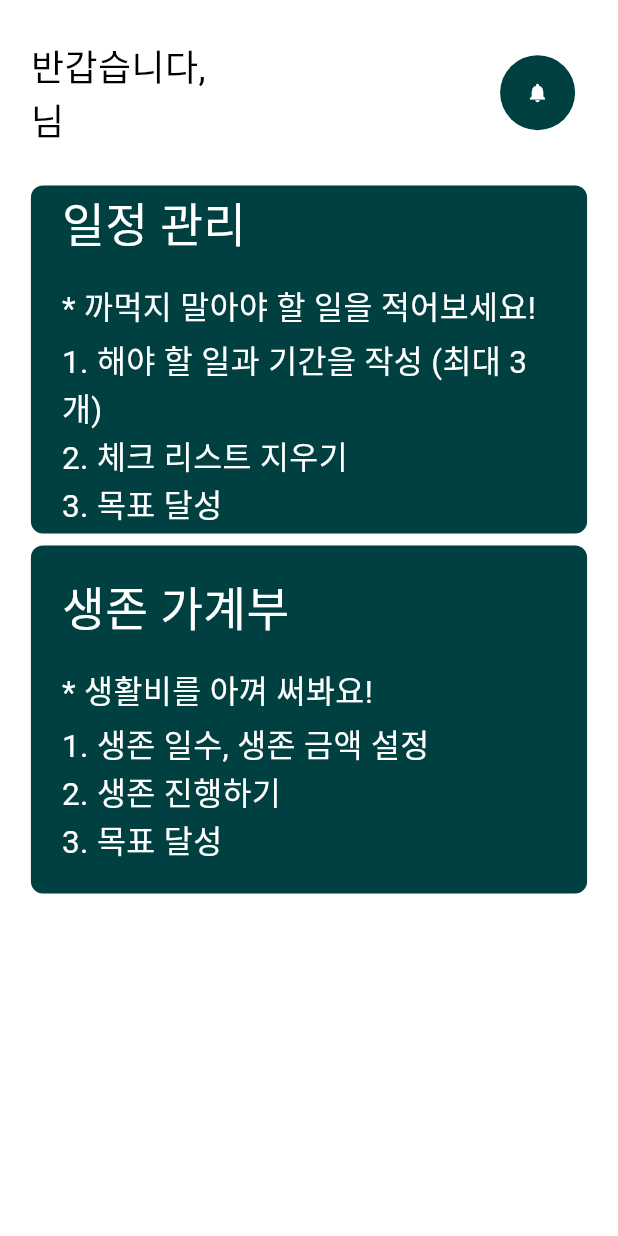
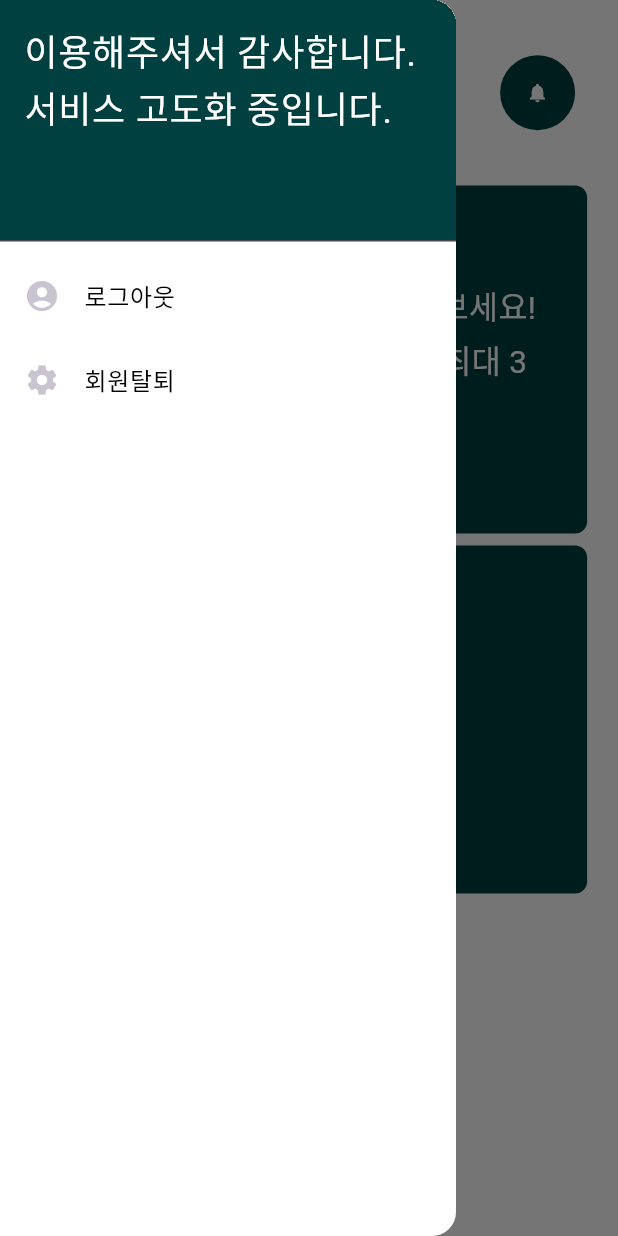
Before and after one commit to lepenseur-kjh/dkvjeh-flutter, a Flutter app: the HomePage screen opened directly, with the side drawer open (before the commit the screen has no drawer), on a phone screen of 412 x 824 dp. Run offline on Flutter 3.47's test engine with Material 3 defaults, Android fonts, the phone set to English and light mode, and no system bars; drawn by our look-alikes of skeletonizer; our stand-ins replace cloud_firestore, dartz, firebase_auth, firebase_core, firebase_messaging, flutter_bloc and 9 more; missing offline and left inert: kakao_flutter_sdk_user; accounts and stored records are empty; generated files the repository leaves out were written again; Roboto replaces fonts that are missing (EastSeaDokdo).

Commit message:
Fix: 예산 범위 수정 및 로그아웃 추가

```diff
--- a/lib/data/auth/repository/auth_repository_impl.dart
+++ b/lib/data/auth/repository/auth_repository_impl.dart
@@ -38,4 +38,9 @@ class AuthRepositoryImpl extends AuthRepository {
   Future<Either> updateFcmToken(UpdateFcmCommand command) async {
     return await sl<AuthFirebaseService>().updateFcmToken(command);
   }
+
+  @override
+  Future<Either> logout() async {
+    return await sl<AuthFirebaseService>().logout();
+  }
 }
--- a/lib/data/auth/source/auth_firebase_service.dart
+++ b/lib/data/auth/source/auth_firebase_service.dart
@@ -11,6 +11,7 @@ abstract class AuthFirebaseService {
   Future<Either> signIn(UserSignInRequest request);
   Future<Either> getUser();
   Future<Either> updateFcmToken(UpdateFcmCommand command);
+  Future<Either> logout();
 }
 
 class AuthFirebaseServiceImpl extends AuthFirebaseService {
@@ -110,4 +111,14 @@ class AuthFirebaseServiceImpl extends AuthFirebaseService {
       return const Left("다시 시도해주세요.");
     }
   }
+
+  @override
+  Future<Either> logout() async {
+    try {
+      await FirebaseAuth.instance.signOut();
+      return const Right("로그아웃 성공");
+    } catch (e) {
+      return const Left("다시 시도해주세요.");
+    }
+  }
 }
--- a/lib/domain/auth/repository/auth_repository.dart
+++ b/lib/domain/auth/repository/auth_repository.dart
@@ -9,4 +9,5 @@ abstract class AuthRepository {
   Future<Either> signIn(UserSignInRequest request);
   Future<Either> getUser();
   Future<Either> updateFcmToken(UpdateFcmCommand command);
+  Future<Either> logout();
 }
--- /dev/null
+++ b/lib/domain/auth/usecases/logout.dart
@@ -0,0 +1,11 @@
+import 'package:dartz/dartz.dart';
+import 'package:dkejvh/core/usecase/usecase.dart';
+import 'package:dkejvh/domain/auth/repository/auth_repository.dart';
+import 'package:dkejvh/service_locator.dart';
+
+class LogoutUseCase extends UseCase<Either, dynamic> {
+  @override
+  Future<Either> call({dynamic params}) async {
+    return await sl<AuthRepository>().logout();
+  }
+}
--- a/lib/presentation/home/pages/add_budget_page.dart
+++ b/lib/presentation/home/pages/add_budget_page.dart
@@ -8,6 +8,7 @@ import 'package:dkejvh/data/budget/models/add_budget_command.dart';
 import 'package:dkejvh/domain/budget/usecases/add_budget.dart';
 import 'package:dkejvh/presentation/home/pages/budget_page.dart';
 import 'package:dkejvh/service_locator.dart';
+import 'package:dkejvh/social_login.dart';
 import 'package:flutter/material.dart';
 import 'package:flutter_bloc/flutter_bloc.dart';
 
@@ -77,7 +78,7 @@ class AddBudgetPage extends StatelessWidget {
     return TextField(
       controller: _livingDaysCon,
       keyboardType: TextInputType.number,
-      decoration: const InputDecoration(hintText: "생존 일수를 입력해주세요. (예: 10)"),
+      decoration: const InputDecoration(hintText: "생존 일수를 입력해주세요. (예: 7)"),
       style: const TextStyle(
         fontSize: 21,
         color: Colors.white,
@@ -107,8 +108,24 @@ class AddBudgetPage extends StatelessWidget {
           builder: (context) {
             return BasicReactiveButton(
               onPressed: () {
-                // TODO: 0보다 작은 값 입력 시, 방지
-                // TODO: 값 입력 없이 완료 버튼 누를 때, 방지
+                if (_livingDaysCon.text == '') {
+                  showToast("생존 일수를 입력해주세요.");
+                  return;
+                }
+                if (_livingBudgetCon.text == '') {
+                  showToast("생존 금액을 입력해주세요.");
+                  return;
+                }
+                if (int.parse(_livingDaysCon.text).abs() < 0 ||
+                    int.parse(_livingDaysCon.text).abs() > 7) {
+                  showToast("생존 일수는 1 ~ 7일로 설정해주세요.");
+                  return;
+                }
+                if (int.parse(_livingBudgetCon.text).abs() < 1000 ||
+                    int.parse(_livingBudgetCon.text).abs() > 1000000) {
+                  showToast("생존 금액은 천원 ~ 백만원으로 설정해주세요.");
+                  return;
+                }
                 context.read<ButtonStateCubit>().execute(
                     usecase: sl<AddBudgetUsecase>(),
                     params: AddBudgetCommand(
--- a/lib/presentation/home/pages/home_page.dart
+++ b/lib/presentation/home/pages/home_page.dart
@@ -1,9 +1,14 @@
+import 'package:dkejvh/common/helper/navigator/app_navigator.dart';
 import 'package:dkejvh/core/configs/theme/app_colors.dart';
 import 'package:dkejvh/domain/auth/entities/user.dart';
+import 'package:dkejvh/domain/auth/usecases/logout.dart';
+import 'package:dkejvh/presentation/auth/pages/sign_in_page.dart';
 import 'package:dkejvh/presentation/home/bloc/userinfo_cubit.dart';
 import 'package:dkejvh/presentation/home/bloc/userinfo_state.dart';
 import 'package:dkejvh/presentation/home/widgets/budget_card.dart';
 import 'package:dkejvh/presentation/home/widgets/schedule_card.dart';
+import 'package:dkejvh/service_locator.dart';
+import 'package:dkejvh/social_login.dart';
 import 'package:flutter/material.dart';
 import 'package:flutter_bloc/flutter_bloc.dart';
 import 'package:skeletonizer/skeletonizer.dart';
@@ -35,6 +40,58 @@ class HomePage extends StatelessWidget {
               ),
             ],
           ),
+        ),
+      ),
+      drawer: Drawer(
+        backgroundColor: Colors.white,
+        child: ListView(
+          // padding: EdgeInsets.zero,
+          children: <Widget>[
+            const DrawerHeader(
+              decoration: BoxDecoration(
+                color: AppColors.primary,
+              ),
+              child: Text(
+                '이용해주셔서 감사합니다.\n서비스 고도화 중입니다.',
+                style: TextStyle(
+                  color: Colors.white,
+                  fontSize: 24,
+                ),
+              ),
+            ),
+            ListTile(
+              leading: const Icon(Icons.account_circle),
+              title: const Text(
+                '로그아웃',
+                style: TextStyle(
+                  color: Colors.black,
+                  fontSize: 16,
+                ),
+              ),
+              onTap: () async {
+                var resp = await sl<LogoutUseCase>().call();
+                resp.fold((error) {
+                  showToast(error);
+                  return;
+                }, (data) {
+                  AppNavigator.pushReplacement(context, const SignInPage());
+                });
+              },
+            ),
+            ListTile(
+              leading: const Icon(Icons.settings),
+              title: const Text(
+                '회원탈퇴',
+                style: TextStyle(
+                  color: Colors.black,
+                  fontSize: 16,
+                ),
+              ),
+              onTap: () {
+                showToast("고객센터에 문의해주세요.");
+              },
+            ),
+          ],
         ),
       ),
     );
@@ -96,7 +153,8 @@ class HomePage extends StatelessWidget {
   Widget _headerNotification(BuildContext context) {
     return IconButton(
         onPressed: () {
-          // TODO: 알림 페이지 이동
+          // 드로어 열기
+          Scaffold.of(context).openDrawer();
         },
         icon: Container(
           height: 50,
--- a/lib/presentation/home/widgets/budget_alert.dart
+++ b/lib/presentation/home/widgets/budget_alert.dart
@@ -1,4 +1,5 @@
 import 'package:dkejvh/core/configs/theme/app_colors.dart';
+import 'package:dkejvh/social_login.dart';
 import 'package:flutter/material.dart';
 
 class BudgetAlert extends StatelessWidget {
@@ -52,6 +53,14 @@ class BudgetAlert extends StatelessWidget {
                   int? useBudget = _useBudgetCon.text.isNotEmpty
                       ? int.parse(_useBudgetCon.text)
                       : null;
+                  if (useBudget == null) {
+                    showToast("사용 금액을 입력해주세요.");
+                    return;
+                  }
+                  if (useBudget <= 0) {
+                    showToast("0보다 큰 금액을 입력해주세요.");
+                    return;
+                  }
                   Navigator.of(context).pop(useBudget);
                 },
                 style: ElevatedButton.styleFrom(
--- a/lib/presentation/splash/bloc/splash_cubit.dart
+++ b/lib/presentation/splash/bloc/splash_cubit.dart
@@ -6,6 +6,7 @@ import 'package:dkejvh/push_notification.dart';
 import 'package:dkejvh/service_locator.dart';
 import 'package:firebase_messaging/firebase_messaging.dart';
 import 'package:flutter_bloc/flutter_bloc.dart';
+// import 'package:flutter_dotenv/flutter_dotenv.dart';
 
 class SplashCubit extends Cubit<SplashState> {
   SplashCubit() : super(DisplaySplash());
@@ -15,7 +16,9 @@ class SplashCubit extends Cubit<SplashState> {
     var isLogin = await sl<IsLoggedInUsecase>().call();
     if (isLogin) {
       // 로그인 시, FCM 토큰 업데이트
-      String? fcmToken = await FirebaseMessaging.instance.getToken();
+      // final vapidKey = dotenv.env["VAPIDKEY"];
+      final fcmToken = await FirebaseMessaging.instance.getToken();
+      print("fcmToken: $fcmToken");
       String mobileOS = getMobileOS();
       await sl<UpdateFcmTokenUseCase>().call(
           params: UpdateFcmCommand(
--- a/lib/service_locator.dart
+++ b/lib/service_locator.dart
@@ -7,6 +7,7 @@ import 'package:dkejvh/data/schedule/source/schedule_firebase_service.dart';
 import 'package:dkejvh/domain/auth/repository/auth_repository.dart';
 import 'package:dkejvh/domain/auth/usecases/get_user.dart';
 import 'package:dkejvh/domain/auth/usecases/is_logged_in.dart';
+import 'package:dkejvh/domain/auth/usecases/logout.dart';
 import 'package:dkejvh/domain/auth/usecases/sign_in.dart';
 import 'package:dkejvh/domain/auth/usecases/sign_up.dart';
 import 'package:dkejvh/domain/auth/usecases/update_fcm_token.dart';
@@ -45,4 +46,5 @@ Future<void> initializeDependencies() async {
   sl.registerSingleton<AddBudgetUsecase>(AddBudgetUsecase());
   sl.registerSingleton<SubstractBudgetUseCase>(SubstractBudgetUseCase());
   sl.registerSingleton<ResetBudgetUseCase>(ResetBudgetUseCase());
+  sl.registerSingleton<LogoutUseCase>(LogoutUseCase());
 }
--- a/pubspec.yaml
+++ b/pubspec.yaml
@@ -16,7 +16,7 @@ publish_to: 'none' # Remove this line if you wish to publish to pub.dev
 # https://developer.apple.com/library/archive/documentation/General/Reference/InfoPlistKeyReference/Articles/CoreFoundationKeys.html
 # In Windows, build-name is used as the major, minor, and patch parts
 # of the product and file versions while build-number is used as the build suffix.
-version: 1.0.0+1
+version: 1.0.0+2
 
 environment:
   sdk: ^3.5.0
@@ -58,6 +58,7 @@ dependencies:
   skeletonizer:
   shared_preferences:
   percent_indicator:
+  url_launcher:
 
 dev_dependencies:
   flutter_test:
```
Also changed, not shown: lib/domain/budget/entities/budget.dart (+8 -3 lines), lib/presentation/auth/pages/sign_in_page.dart (+14 -2 lines), lib/presentation/home/pages/budget_page.dart (+4 -3 lines), lib/social_login.dart (+20 -2 lines), pubspec.lock, 7 other files.
